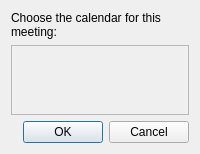
Qt form src/chrono_mail/ui/forms/invitation_calendar.ui (rob-vandenberg/chrono-mail) before a commit.
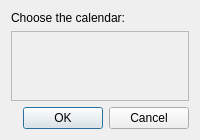
The same form after that commit.

Patch:
```diff
--- a/src/chrono_mail/ui/forms/invitation_calendar.ui
+++ b/src/chrono_mail/ui/forms/invitation_calendar.ui
@@ -6,7 +6,7 @@
    <item>
     <widget class="QLabel" name="intro">
      <property name="text">
-      <string>Choose the calendar for this meeting:</string>
+      <string>Choose the calendar:</string>
      </property>
      <property name="wordWrap">
       <bool>true</bool>
```
